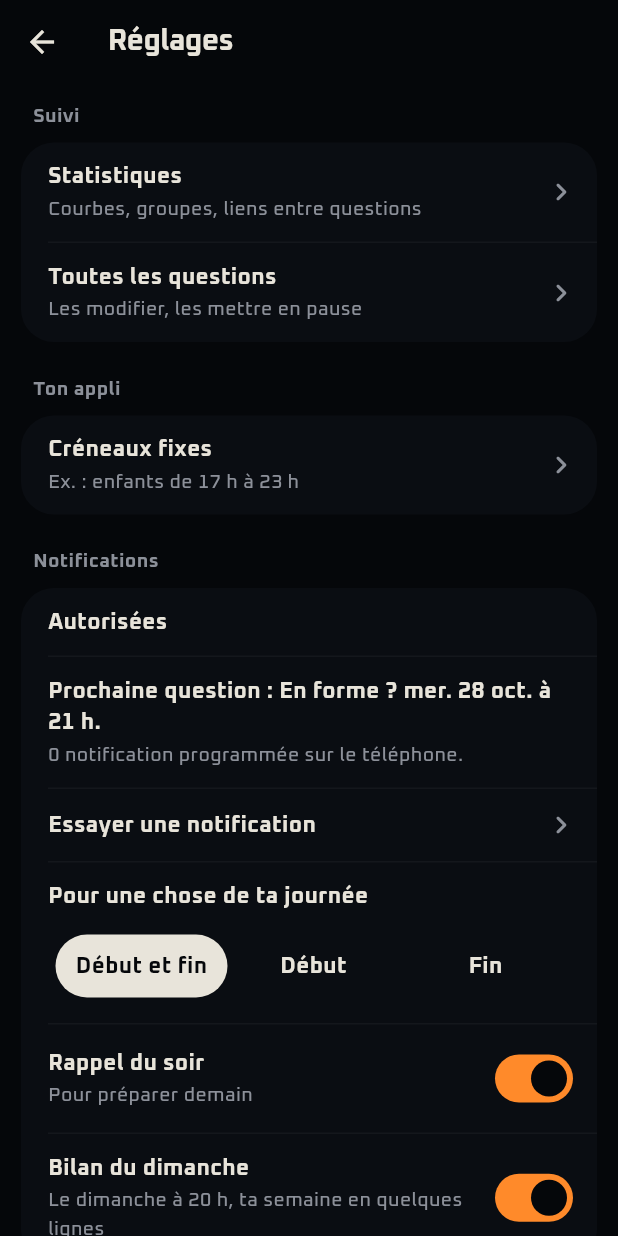
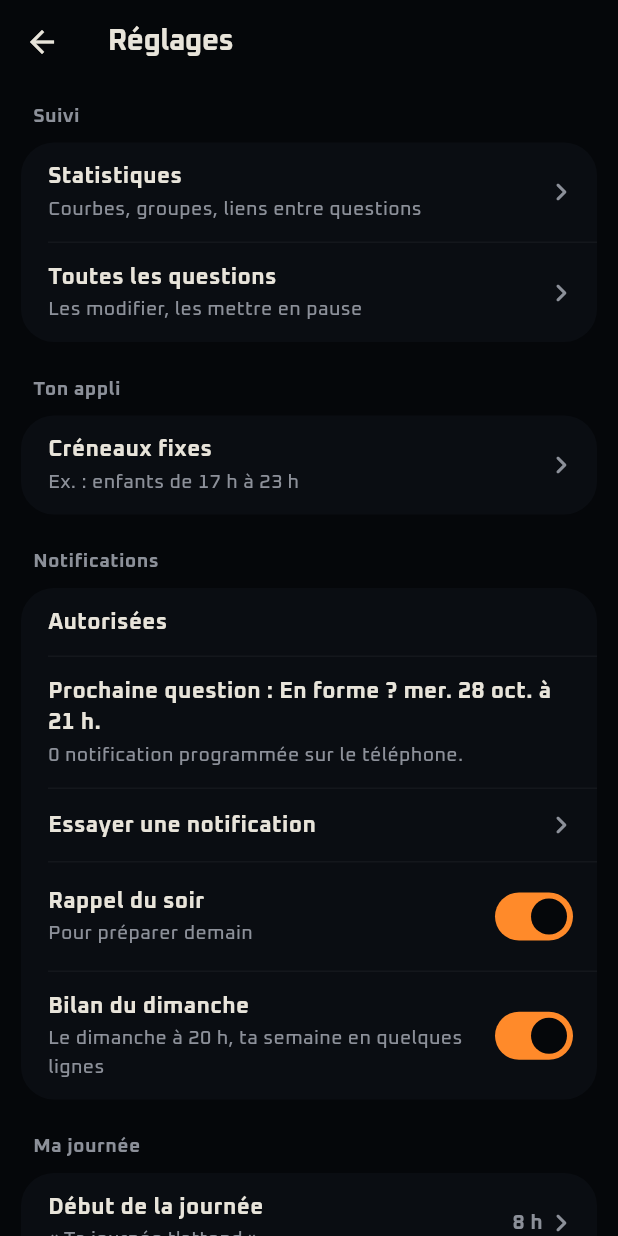
Before and after one commit to dulionpaul-ai/ouinon, a Flutter app: the screen it shows after launch, item 3 of the bottom bar chosen, after a tap on the "tune" icon, on a phone screen of 412 x 824 dp. Run offline on Flutter 3.47's test engine with Material 3 defaults, Android fonts, the phone set to English and light mode, and no system bars; our stand-ins replace fl_chart, flutter_local_notifications, shared_preferences, speech_to_text, sqflite, timezone; accounts and stored records are empty.

Commit message:
Une seule notification par chose (Pas fait · Fait), fait / pas fait dans Aujourd'hui, encadré qui disparaît
Co-Authored-By: Claude Opus 5.5 <noreply@anthropic.com>
Claude-Session: https://claude.ai/code/session_01JgPcsm1XKxjimSmv3GHsnS

```diff
--- a/lib/data/notifications.dart
+++ b/lib/data/notifications.dart
@@ -39,11 +39,10 @@ Future<void> reponseNotifArrierePlan(NotificationResponse reponse) =>
 /// à chaque ouverture de l'appli, à chaque modification et à chaque
 /// réponse : les jours déjà répondus sont sautés.
 ///
-/// Planning : chaque chose prévue sans réponse a deux notifications
-/// (choix de Paul du 24/10/2026) : au début, « C'est l'heure » avec
-/// « Reporter » ; à la fin, « C'est fait ? » avec « Pas fait · Reporter ·
-/// Fait » (contenu caché « t|id »). « Reporter » la reprogramme une heure
-/// plus tard. Le soir, un rappel invite à préparer le lendemain.
+/// Planning : une seule notification par chose prévue sans réponse (Paul,
+/// 28/10/2026), à son heure : « C'est l'heure », avec « Pas fait · Fait »
+/// (contenu caché « t|id »). Elle reste affichée jusqu'à la réponse. Le
+/// soir, un rappel invite à remplir la to-do.
 class Notifications {
   /// Remplacé dans les tests (aucun appel au système).
   static Notifications instance = Notifications();
@@ -52,11 +51,7 @@ class Notifications {
 
   /// Boutons des choses prévues, de gauche à droite : la moins bonne
   /// réponse à gauche, la meilleure à droite (choix de Paul).
-  static const _actionsTache = [
-    ('tp', 'Pas fait'),
-    ('tr', 'Reporter'),
-    ('tf', 'Fait'),
-  ];
+  static const _actionsTache = [('tp', 'Pas fait'), ('tf', 'Fait')];
 
   final _plugin = FlutterLocalNotificationsPlugin();
 
@@ -223,7 +218,8 @@ class Notifications {
     await replanifie(base);
   }
 
-  /// Bouton d'une chose prévue : fait, pas fait, ou reportée d'une heure.
+  /// Bouton d'une chose prévue : fait ou pas fait (« Reporter » ne sert
+  /// plus qu'aux anciennes notifications encore affichées).
   Future<void> _traiteTache(String? action, String contenu) async {
     final id = int.tryParse(contenu.substring(2));
     if (id == null || action == null) return;
@@ -251,7 +247,8 @@ class Notifications {
     final taches = rappelsAProgrammer(
       await base.taches(depuis: jourDe(now)),
       now,
-      mode: await Preferences.notifsPlanning(),
+      // Une seule notification, au début, avec les boutons.
+      mode: NotifsPlanning.debut,
     );
     final plan = planifie(
       questions: questions,
--- a/lib/screens/reglages_screen.dart
+++ b/lib/screens/reglages_screen.dart
@@ -9,7 +9,6 @@ import '../utils/date_fr.dart';
 import '../utils/jour.dart';
 import '../utils/planification.dart';
 import '../utils/version.dart';
-import '../widgets/rond.dart';
 import 'creneaux_screen.dart';
 import 'questions_screen.dart';
 import 'stats_screen.dart';
@@ -36,7 +35,6 @@ class _ReglagesScreenState extends State<ReglagesScreen>
     debut: Preferences.debutJourneeParDefaut,
     fin: Preferences.finJourneeParDefaut,
   );
-  NotifsPlanning _notifsPlanning = NotifsPlanning.debutEtFin;
   int _reponsesTest = 0;
   NotifPrevue? _prochaine;
   int? _enAttente;
@@ -77,7 +75,6 @@ class _ReglagesScreenState extends State<ReglagesScreen>
     final rappelPlanning = await Preferences.rappelPlanning();
     final heureRappel = await Preferences.heureRappelPlanning();
     final journee = await Preferences.journee();
-    final notifsPlanning = await Preferences.notifsPlanning();
     final reponsesTest = await widget.base.nombreReponsesTest();
     final creneaux = await widget.base.creneaux();
     final maintenant = DateTime.now();
@@ -96,7 +93,6 @@ class _ReglagesScreenState extends State<ReglagesScreen>
       _rappelPlanning = rappelPlanning;
       _heureRappel = heureRappel;
       _journee = journee;
-      _notifsPlanning = notifsPlanning;
       _reponsesTest = reponsesTest;
       _creneaux = [
         for (final c in creneaux)
@@ -190,14 +186,6 @@ class _ReglagesScreenState extends State<ReglagesScreen>
     }
     setState(() => _journee = nouvelle);
     await Preferences.changeJournee(debut: nouvelle.debut, fin: nouvelle.fin);
-    try {
-      await Notifications.instance.replanifie(widget.base);
-    } catch (_) {}
-  }
-
-  Future<void> _changeNotifsPlanning(NotifsPlanning mode) async {
-    setState(() => _notifsPlanning = mode);
-    await Preferences.changeNotifsPlanning(mode);
     try {
       await Notifications.instance.replanifie(widget.base);
     } catch (_) {}
@@ -348,21 +336,6 @@ class _ReglagesScreenState extends State<ReglagesScreen>
                         'programmée${_enAttente! > 1 ? 's' : ''} sur le téléphone.',
             ),
             _Ligne(titre: 'Essayer une notification', onTap: _essaie),
-            _Ligne(
-              titre: 'Pour une chose de ta journée',
-              bas: Padding(
-                padding: const EdgeInsets.only(top: 10),
-                child: ChoixPilules<NotifsPlanning>(
-                  options: const [
-                    (NotifsPlanning.debutEtFin, 'Début et fin'),
-                    (NotifsPlanning.debut, 'Début'),
-                    (NotifsPlanning.fin, 'Fin'),
-                  ],
-                  valeur: _notifsPlanning,
-                  onChoix: _changeNotifsPlanning,
-                ),
-              ),
-            ),
             _Ligne(
               titre: 'Rappel du soir',
               sousTitre: 'Pour préparer demain',
--- a/lib/widgets/vivant.dart
+++ b/lib/widgets/vivant.dart
@@ -325,6 +325,8 @@ void annonce(BuildContext context, String texte, {VoidCallback? annuler}) {
   messager.showSnackBar(
     SnackBar(
       duration: const Duration(seconds: 4),
+      // Disparaît tout seul, même avec « Annuler » (Paul, 28/10/2026).
+      persist: false,
       content: Text(texte),
       action: annuler == null
           ? null
```
Also changed, not shown: lib/screens/journee_screen.dart (+15 -11 lines), lib/widgets/grille_journee.dart (+15 -1 lines), 3 other files.
